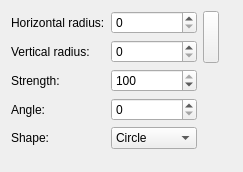
The window that krita/plugins/filters/blur/wdgblur.ui (KDE/krita) describes before a commit, drawn with Qt 5.
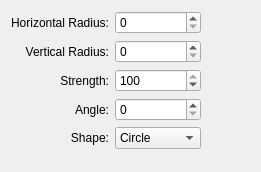
The same window after the commit. Custom widgets are drawn as their Qt base class.

Commit message: - Fixed Horizontal Emboss kernel - 'Blur' Filter UI improvements, and added aspect lock to filter config - UI adjustments to some filters for better HIG conformity

What changed in the file:
```diff
--- a/krita/plugins/filters/blur/wdgblur.ui
+++ b/krita/plugins/filters/blur/wdgblur.ui
@@ -1,21 +1,24 @@
 <ui version="4.0" >
  <class>WdgBlur</class>
- <widget class="QWidget" name="WdgBlur" >
-  <property name="geometry" >
+ <widget class="QWidget" name="WdgBlur">
+  <property name="geometry">
    <rect>
     <x>0</x>
     <y>0</y>
-    <width>243</width>
+    <width>261</width>
     <height>172</height>
    </rect>
   </property>
-  <layout class="QGridLayout" name="gridLayout" >
-   <item row="0" column="0" >
-    <widget class="QLabel" name="textLabel1" >
-     <property name="text" >
-      <string>Horizontal radius:</string>
+  <layout class="QGridLayout" name="gridLayout">
+   <item row="0" column="0">
+    <widget class="QLabel" name="textLabel1">
+     <property name="text">
+      <string>Horizontal Radius:</string>
      </property>
-     <property name="wordWrap" >
+     <property name="alignment">
+      <set>Qt::AlignRight|Qt::AlignTrailing|Qt::AlignVCenter</set>
+     </property>
+     <property name="wordWrap">
       <bool>false</bool>
      </property>
     </widget>
@@ -23,35 +26,7 @@
    <item row="0" column="1" >
     <widget class="QSpinBox" name="intHalfWidth" />
    </item>
-   <item rowspan="2" row="0" column="2" >
-    <widget class="QToolButton" name="bnLinkSize" >
-     <property name="sizePolicy" >
-      <sizepolicy vsizetype="Fixed" hsizetype="Minimum" >
-       <horstretch>0</horstretch>
-       <verstretch>0</verstretch>
-      </sizepolicy>
-     </property>
-     <property name="minimumSize" >
-      <size>
-       <width>16</width>
-       <height>0</height>
-      </size>
-     </property>
-     <property name="maximumSize" >
-      <size>
-       <width>16</width>
-       <height>32767</height>
-      </size>
-     </property>
-     <property name="text" >
-      <string/>
-     </property>
-     <property name="checkable" >
-      <bool>true</bool>
-     </property>
-    </widget>
-   </item>
-   <item rowspan="2" row="0" column="3" >
+   <item row="0" column="3" rowspan="2">
     <spacer>
      <property name="orientation" >
       <enum>Qt::Horizontal</enum>
@@ -67,12 +42,15 @@
      </property>
     </spacer>
    </item>
-   <item row="1" column="0" >
-    <widget class="QLabel" name="textLabel2" >
-     <property name="text" >
-      <string>Vertical radius:</string>
+   <item row="1" column="0">
+    <widget class="QLabel" name="textLabel2">
+     <property name="text">
+      <string>Vertical Radius:</string>
      </property>
-     <property name="wordWrap" >
+     <property name="alignment">
+      <set>Qt::AlignRight|Qt::AlignTrailing|Qt::AlignVCenter</set>
+     </property>
+     <property name="wordWrap">
       <bool>false</bool>
      </property>
     </widget>
@@ -85,7 +63,10 @@
      <property name="text" >
       <string>Strength:</string>
      </property>
-     <property name="wordWrap" >
+     <property name="alignment">
+      <set>Qt::AlignRight|Qt::AlignTrailing|Qt::AlignVCenter</set>
+     </property>
+     <property name="wordWrap">
       <bool>false</bool>
      </property>
     </widget>
@@ -108,7 +89,10 @@
      <property name="text" >
       <string>Angle:</string>
      </property>
-     <property name="wordWrap" >
+     <property name="alignment">
+      <set>Qt::AlignRight|Qt::AlignTrailing|Qt::AlignVCenter</set>
+     </property>
+     <property name="wordWrap">
       <bool>false</bool>
      </property>
     </widget>
@@ -125,7 +109,10 @@
      <property name="text" >
       <string>Shape:</string>
      </property>
-     <property name="wordWrap" >
+     <property name="alignment">
+      <set>Qt::AlignRight|Qt::AlignTrailing|Qt::AlignVCenter</set>
+     </property>
+     <property name="wordWrap">
       <bool>false</bool>
      </property>
     </widget>
@@ -178,13 +165,19 @@
    </item>
   </layout>
  </widget>
- <layoutdefault spacing="6" margin="11" />
-  <customwidgets>
+ <layoutdefault spacing="6" margin="11"/>
+ <customwidgets>
   <customwidget>
    <class>KComboBox</class>
    <extends>QComboBox</extends>
    <header>kcombobox.h</header>
   </customwidget>
+  <customwidget>
+   <class>KoAspectButton</class>
+   <extends>QWidget</extends>
+   <header>KoAspectButton.h</header>
+   <container>1</container>
+  </customwidget>
  </customwidgets>
  <resources/>
  <connections/>
```
Left out of the diff: 78 changed lines with no effect on the pictures. The commit also changes 7 other files.
